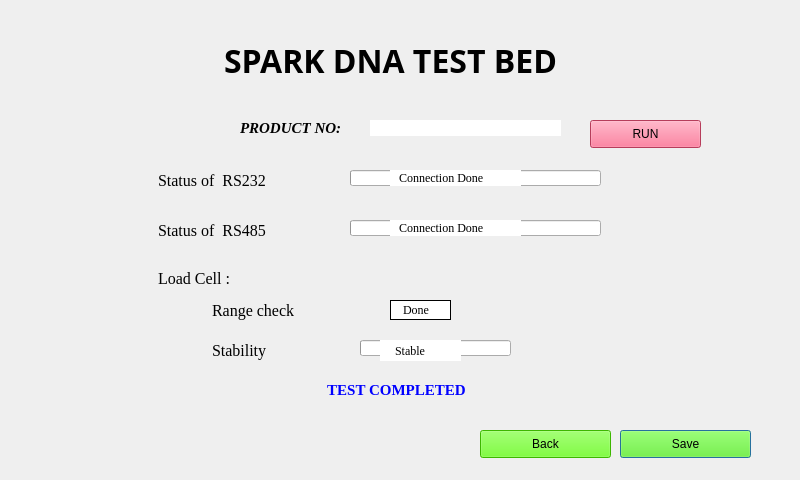
The window that secondDialog.ui (maharaja1510/UI) describes before a commit, drawn with Qt 5.
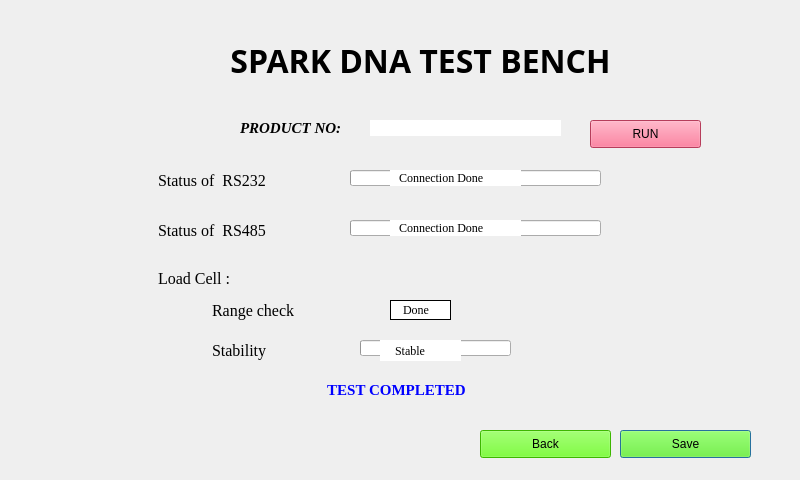
The same window after the commit.

```diff
--- a/secondDialog.ui
+++ b/secondDialog.ui
@@ -21,7 +21,7 @@
     <rect>
      <x>160</x>
      <y>30</y>
-     <width>461</width>
+     <width>521</width>
      <height>61</height>
     </rect>
    </property>
@@ -34,7 +34,7 @@
     </font>
    </property>
    <property name="text">
-    <string>SPARK DNA TEST BED</string>
+    <string>SPARK DNA TEST BENCH</string>
    </property>
    <property name="alignment">
     <set>Qt::AlignCenter</set>
@@ -411,7 +411,7 @@
     <rect>
      <x>320</x>
      <y>380</y>
-     <width>211</width>
+     <width>301</width>
      <height>20</height>
     </rect>
    </property>
```
